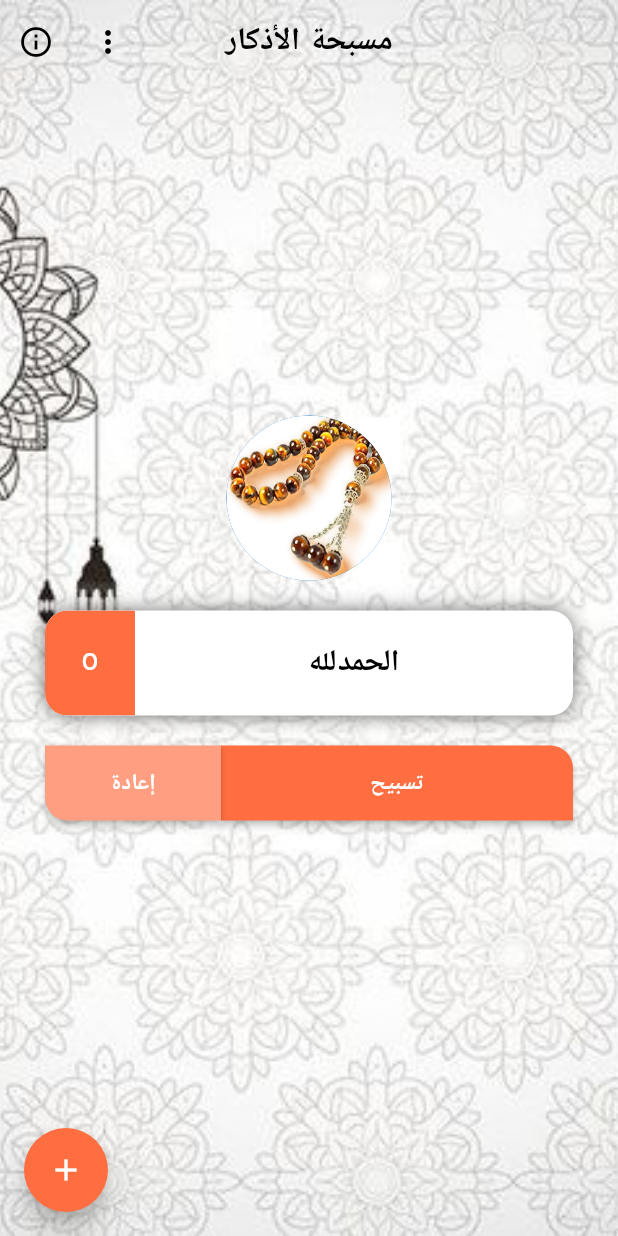
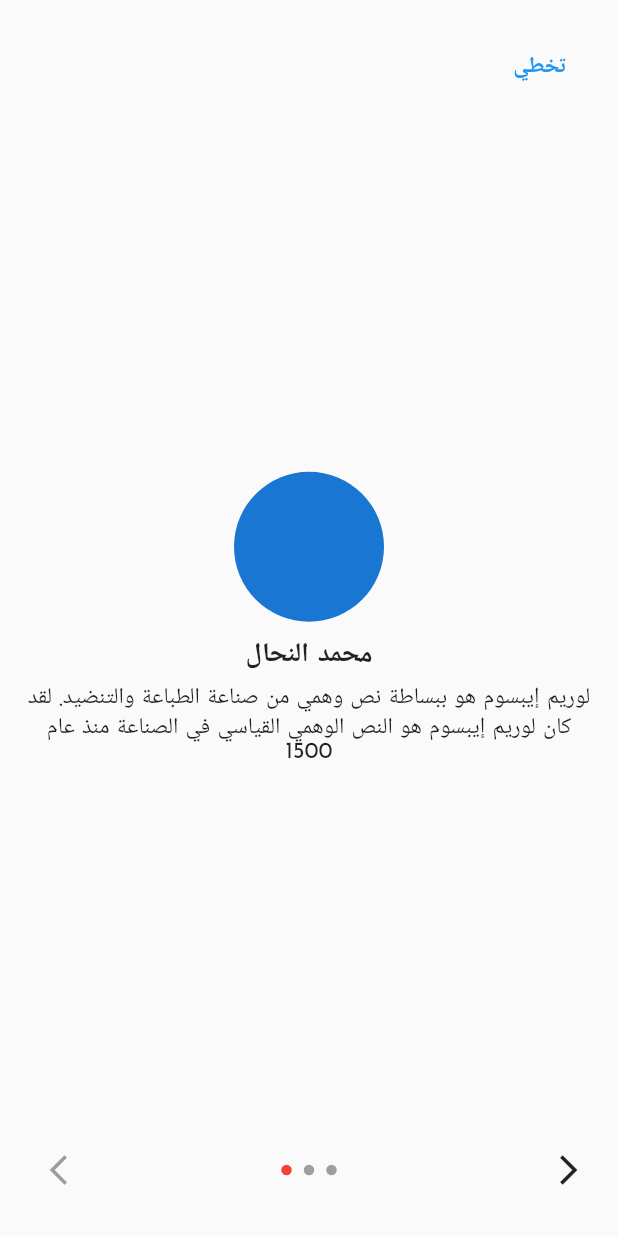
Before and after one commit to mohammedNahal/azkar-app, a Flutter app: the screen it shows after launch, on a phone screen of 412 x 824 dp. Run offline on Flutter 3.47's test engine with Material 3 defaults, Android fonts, the phone set to English and light mode, and no system bars.

Commit message:
add new widget {button & out boarding & Text Field & SOLID(Single Responsibility)}.

```diff
--- /dev/null
+++ b/lib/azkar_app/azkar_widgets/out_boarding_indictor.dart
@@ -0,0 +1,20 @@
+import 'package:flutter/material.dart';
+
+class OutBoardingIndicator extends StatelessWidget {
+  OutBoardingIndicator({
+    super.key,
+    required this.isSelected,
+  });
+  bool isSelected;
+  @override
+  Widget build(BuildContext context) {
+    return Container(
+      width: 15,
+      height: 7,
+      decoration: BoxDecoration(
+        shape: BoxShape.circle,
+        color: isSelected ? Colors.red: Colors.grey,
+      ),
+    );
+  }
+}
--- /dev/null
+++ b/lib/azkar_app/azkar_widgets/out_boarding_item.dart
@@ -0,0 +1,28 @@
+import 'package:flutter/material.dart';
+
+class OutBoardingItem extends StatelessWidget {
+  const OutBoardingItem({super.key});
+
+  @override
+  Widget build(BuildContext context) {
+    return Padding(
+      padding: const EdgeInsets.symmetric(horizontal: 15),
+      child: Column(
+          mainAxisAlignment: MainAxisAlignment.center,
+          children: [
+            CircleAvatar(radius: 50),
+            SizedBox(height: 10),
+            Text(
+              'محمد النحال',
+              style: TextStyle(fontWeight: FontWeight.bold, fontSize: 18),
+            ),
+            SizedBox(height: 5),
+            Text(
+              'لوريم إيبسوم هو ببساطة نص وهمي من صناعة الطباعة والتنضيد. لقد كان لوريم إيبسوم هو النص الوهمي القياسي في الصناعة منذ عام 1500',
+              textAlign: TextAlign.center,
+            ),
+          ],
+        ),
+    );
+  }
+}
--- a/lib/azkar_app/launch_screen.dart
+++ b/lib/azkar_app/launch_screen.dart
@@ -13,7 +13,7 @@ class _LaunchScreenState extends State<LaunchScreen> {
     // TODO: implement initState
     super.initState();
     Future.delayed(Duration(seconds: 2), () {
-      Navigator.pushReplacementNamed(context, '/home_screen');
+      Navigator.pushReplacementNamed(context, '/outBoarding_screen');
     });
   }
 
--- a/lib/azkar_app/my_app.dart
+++ b/lib/azkar_app/my_app.dart
@@ -1,6 +1,7 @@
 import 'package:flutter/material.dart';
 import 'package:flutter_localizations/flutter_localizations.dart';
 import 'package:testflutter/azkar_app/about_screen.dart';
+import 'package:testflutter/azkar_app/out_boarding_screen.dart';
 
 import 'azkar_home.dart';
 import 'launch_screen.dart';
@@ -16,6 +17,7 @@ class MyApp extends StatelessWidget {
         '/launch_screen': (context) => LaunchScreen(),
         '/home_screen': (context) => AzkarHome(),
         '/about_screen': (context) => AboutScreen(),
+        '/outBoarding_screen': (context) => OutBoardingScreen(),
       },
       initialRoute: '/launch_screen',
       title: 'Azkar App',
--- /dev/null
+++ b/lib/azkar_app/out_boarding_screen.dart
@@ -0,0 +1,139 @@
+import 'package:flutter/material.dart';
+
+import 'azkar_widgets/out_boarding_indictor.dart';
+import 'azkar_widgets/out_boarding_item.dart';
+
+class OutBoardingScreen extends StatefulWidget {
+  const OutBoardingScreen({super.key});
+
+  @override
+  State<OutBoardingScreen> createState() => _OutBoardingScreenState();
+}
+
+class _OutBoardingScreenState extends State<OutBoardingScreen> {
+  late PageController _controller;
+  int _pageNum = 0;
+  String start_skip() {
+    if (_pageNum == 0 || _pageNum == 1) {
+      return 'تخطي';
+    } else {
+      return 'ابدأ';
+    }
+  }
+
+  @override
+  void initState() {
+    // TODO: implement initState
+    super.initState();
+    _controller = PageController();
+  }
+
+  @override
+  void dispose() {
+    // TODO: implement dispose
+    _controller.dispose();
+    super.dispose();
+  }
+
+  @override
+  Widget build(BuildContext context) {
+    return Scaffold(
+      body: Column(
+        children: [
+          Padding(
+            padding: const EdgeInsets.all(20),
+            child: Align(
+              alignment: AlignmentDirectional.topStart,
+              child: TextButton(
+                onPressed:
+                    _pageNum == 2
+                        ? () {
+                          Navigator.pushReplacementNamed(
+                            context,
+                            '/home_screen',
+                          );
+                        }
+                        : () {
+                          _controller.animateToPage(
+                            2,
+                            duration: Duration(
+                              milliseconds: _pageNum == 0 ? 1400 : 700,
+                            ),
+                            curve: Curves.bounceIn,
+                          );
+                        },
+                child: Text(start_skip()),
+              ),
+            ),
+          ),
+          Expanded(
+            child: SizedBox(
+              width: double.infinity,
+              child: PageView(
+                controller: _controller,
+                reverse: true,
+                scrollDirection: Axis.horizontal,
+                onPageChanged: (value) {
+                  setState(() {
+                    _pageNum = value;
+                  });
+                  print('$_pageNum');
+                },
+                children: [
+                  OutBoardingItem(),
+                  OutBoardingItem(),
+                  OutBoardingItem(),
+                ],
+              ),
+            ),
+          ),
+          Padding(
+            padding: const EdgeInsets.symmetric(horizontal: 15, vertical: 20),
+            child: Row(
+              mainAxisAlignment: MainAxisAlignment.spaceBetween,
+              children: [
+                IconButton(
+                  onPressed:
+                      _pageNum < 2
+                          ? () {
+                            _controller.nextPage(
+                              duration: Duration(milliseconds: 700),
+                              curve: Curves.bounceOut,
+                            );
+                          }
+                          : null,
+                  icon: Icon(Icons.arrow_back_ios),
+                ),
+                Row(
+                  children: [
+                    OutBoardingIndicator(
+                      isSelected: _pageNum == 2 ? true : false,
+                    ),
+                    OutBoardingIndicator(
+                      isSelected: _pageNum == 1 ? true : false,
+                    ),
+                    OutBoardingIndicator(
+                      isSelected: _pageNum == 0 ? true : false,
+                    ),
+                  ],
+                ),
+                IconButton(
+                  onPressed:
+                      _pageNum == 0
+                          ? null
+                          : () {
+                            _controller.previousPage(
+                              duration: Duration(milliseconds: 700),
+                              curve: Curves.bounceIn,
+                            );
+                          },
+                  icon: Icon(Icons.arrow_forward_ios),
+                ),
+              ],
+            ),
+          ),
+        ],
+      ),
+    );
+  }
+}
```
Also changed, not shown: lib/button/elevated_button_widget.dart (added, +46 -0 lines), lib/snack_bar/snack_bar_widget.dart (added, +18 -0 lines), lib/text_field/text_field_widget.dart (added, +281 -0 lines), lib/validator/SOLID/single_responsibility.dart (added, +44 -0 lines).
